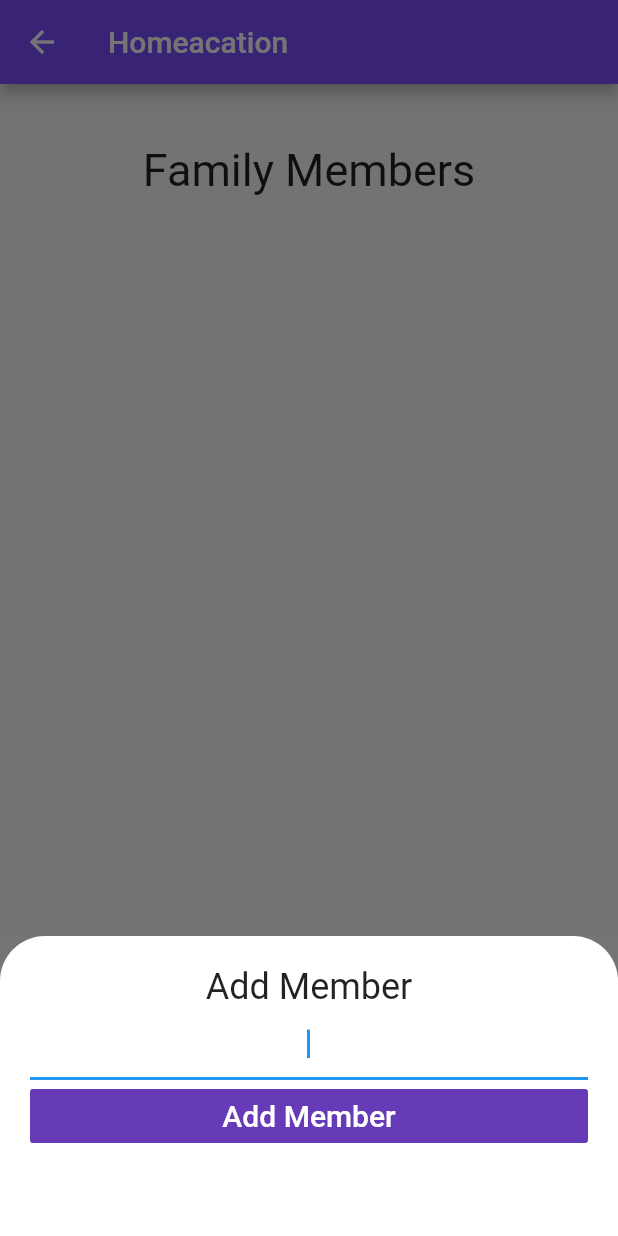
After one commit to hamda-fizal/HackTheGap, a Flutter app: the AddFamilyMember screen opened directly, after a tap on the "add" icon, on a phone screen of 412 x 824 dp. The commit adds this screen. Run offline on Flutter 3.47's test engine with Material 2 defaults, Android fonts, the phone set to English and light mode, and no system bars.

Commit message:
add member page

```diff
--- /dev/null
+++ b/lib/add_fam_member.dart
@@ -0,0 +1,118 @@
+import 'package:flutter/material.dart';
+import 'models/family_members.dart';
+
+class AddFamilyMember extends StatefulWidget {
+  @override
+  _AddFamilyMemberState createState() => _AddFamilyMemberState();
+}
+
+class _AddFamilyMemberState extends State<AddFamilyMember> {
+  List<FamilyMembers> memberList = [];
+  String newMember;
+  @override
+  Widget build(BuildContext context) {
+    return Scaffold(
+      appBar: AppBar(
+        title: Text('Homeacation'),
+      ),
+      body: Container(
+        padding: EdgeInsets.only(left: 20, right: 20, top: 40),
+        //margin: EdgeInsets.only(left: 20, right: 20, top: 20),
+        child: Column(
+          mainAxisAlignment: MainAxisAlignment.center,
+          crossAxisAlignment: CrossAxisAlignment.center,
+          children: [
+            // Align(
+            //   alignment: Alignment.topRight,
+            //   child: TextButton(
+            //     onPressed: () {
+            //       // Navigator.push(context,
+            //       //     MaterialPageRoute(builder: (context) => HomeMaker()));
+            //     },
+            //     child: Text('Next'),
+            //   ),
+            // ),
+            Container(
+              child: Text(
+                "Family Members",
+                style: TextStyle(fontSize: 30),
+              ),
+            ),
+            Expanded(
+              child: ListView.builder(
+                  itemCount: memberList.length,
+                  itemBuilder: (context, index) {
+                    return ListTile(
+                      title: Text(
+                        '${index + 1}. ${memberList[index].name}',
+                        style: TextStyle(fontSize: 18),
+                      ),
+                    );
+                  }),
+            )
+          ],
+        ),
+      ),
+      floatingActionButton: FloatingActionButton(
+        backgroundColor: Colors.deepPurpleAccent,
+        onPressed: () {
+          showModalBottomSheet(
+              context: context,
+              builder: (context) {
+                newMember = null;
+                return Container(
+                  height: 200,
+                  color: Color(0xff757575),
+                  child: Container(
+                    padding: EdgeInsets.all(20),
+                    child: Column(
+                      crossAxisAlignment: CrossAxisAlignment.stretch,
+                      children: [
+                        Text(
+                          'Add Member',
+                          textAlign: TextAlign.center,
+                          style: TextStyle(fontSize: 24),
+                        ),
+                        TextField(
+                          autofocus: true,
+                          textAlign: TextAlign.center,
+                          onChanged: (val) {
+                            newMember = val;
+                          },
+                        ),
+                        FlatButton(
+                          color: Colors.deepPurple,
+                          onPressed: () {
+                            if (newMember != null)
+                              setState(() {
+                                memberList.add(FamilyMembers(name: newMember));
+                              });
+                            Navigator.pop(context);
+                          },
+                          child: Text(
+                            'Add Member',
+                            style: TextStyle(color: Colors.white, fontSize: 20),
+                          ),
+                        )
+                      ],
+                    ),
+                    decoration: BoxDecoration(
+                      color: Colors.white,
+                      borderRadius: BorderRadius.only(
+                        topLeft: Radius.circular(30),
+                        topRight: Radius.circular(30),
+                      ),
+                    ),
+                  ),
+                );
+              },
+              isScrollControlled: true);
+        },
+        child: Icon(
+          Icons.add,
+          size: 35,
+        ),
+      ),
+    );
+  }
+}
--- a/lib/main.dart
+++ b/lib/main.dart
@@ -4,5 +4,7 @@ import 'package:hack_the_gap/login.dart';
 void main() {
   runApp(MaterialApp(
     home: LoginPage(),
+    theme: ThemeData(
+        accentColor: Colors.deepPurple, primaryColor: Colors.deepPurpleAccent),
   ));
 }
--- /dev/null
+++ b/lib/models/family_members.dart
@@ -0,0 +1,5 @@
+class FamilyMembers {
+  String name;
+
+  FamilyMembers({this.name});
+}
--- a/pubspec.yaml
+++ b/pubspec.yaml
@@ -28,6 +28,7 @@ dependencies:
   # The following adds the Cupertino Icons font to your application.
   # Use with the CupertinoIcons class for iOS style icons.
   cupertino_icons: ^1.0.2
+  provider: ^5.0.0
 
 dev_dependencies:
   flutter_test:
```
Also changed, not shown: lib/homemaker_pg.dart (+35 -10 lines), lib/login.dart (+45 -9 lines), pubspec.lock, 7 other files.
